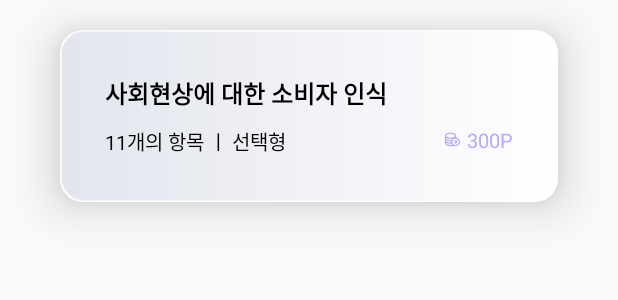
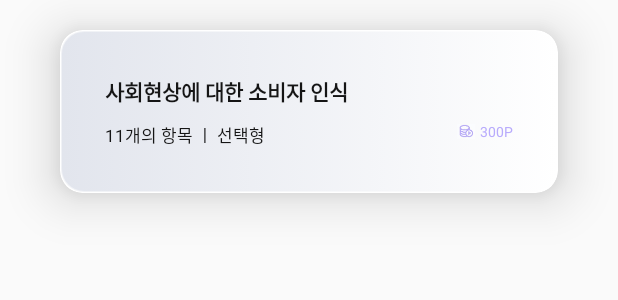
Before and after one commit to umc-moamoa/umc, an Android app: the layout board_list_item.xml on its own in the app's theme, with its tools: preview values and no code run, on a phone screen of 412 x 824 dp. Shown: the top 300 px of the screen. Run offline under Robolectric (Android 15) with nearby library versions, the phone set to English and light mode, and no system bars.

Commit message:
recyclerview CLICK!! and change listItems's textColor and textSize

```diff
--- a/app/src/main/res/layout/board_list_item.xml
+++ b/app/src/main/res/layout/board_list_item.xml
@@ -21,8 +21,8 @@
             android:layout_width="wrap_content"
             android:layout_height="wrap_content"
             android:text="사회현상에 대한 소비자 인식"
-            android:textSize="16sp"
-            android:textColor="@color/black"
+            android:textSize="14sp"
+            android:textColor="#151515"
             android:textStyle="bold" />
 
         <LinearLayout
@@ -36,8 +36,8 @@
                 android:layout_width="wrap_content"
                 android:layout_height="wrap_content"
                 android:text="11개의 항목 ㅣ 선택형"
-                android:textColor="@color/black"
-                android:textSize="13sp" />
+                android:textColor="#151515"
+                android:textSize="11sp" />
 
             <LinearLayout
                 android:layout_width="match_parent"
@@ -48,7 +48,7 @@
 
                 <ImageView
                     android:id="@+id/coin_img"
-                    android:layout_width="13dp"
+                    android:layout_width="12dp"
                     android:layout_height="match_parent"
                     android:src="@mipmap/coin" />
 
@@ -59,7 +59,7 @@
                     android:layout_marginStart="3dp"
                     android:text="300P"
                     android:textColor="#B8ABFC"
-                    android:textSize="13sp" />
+                    android:textSize="9sp" />
             </LinearLayout>
 
         </LinearLayout>
```
Also changed, not shown: app/src/main/java/com/example/umc_hackathon/MyRecyclerAdapter.kt (+8 -2 lines).
